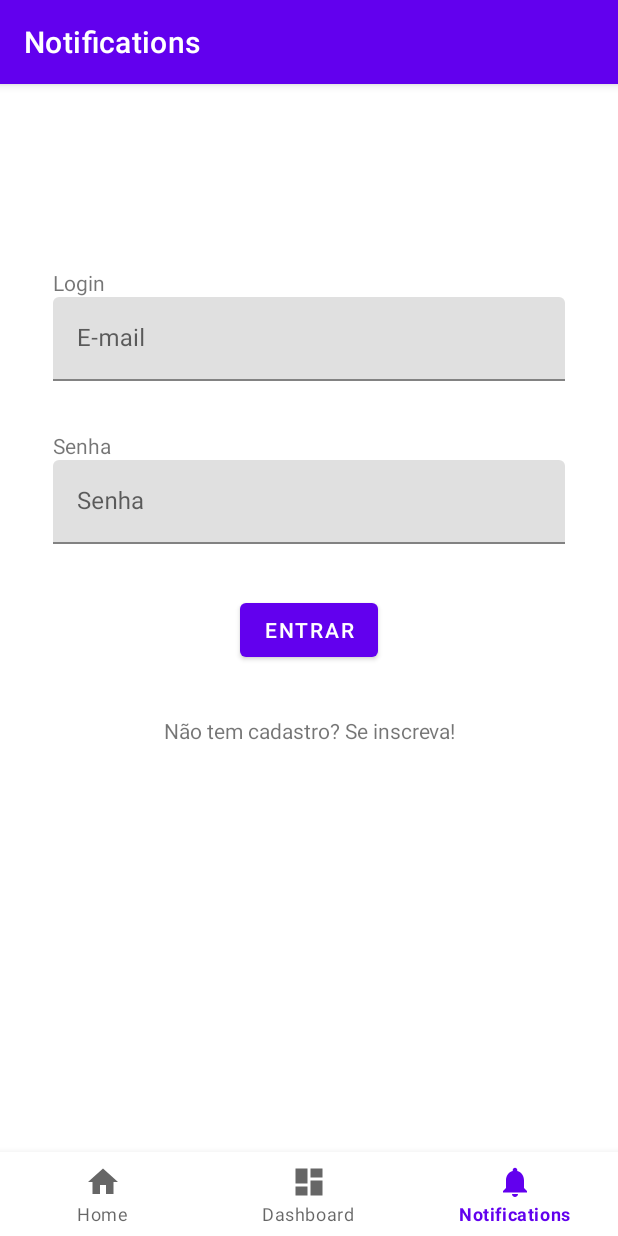
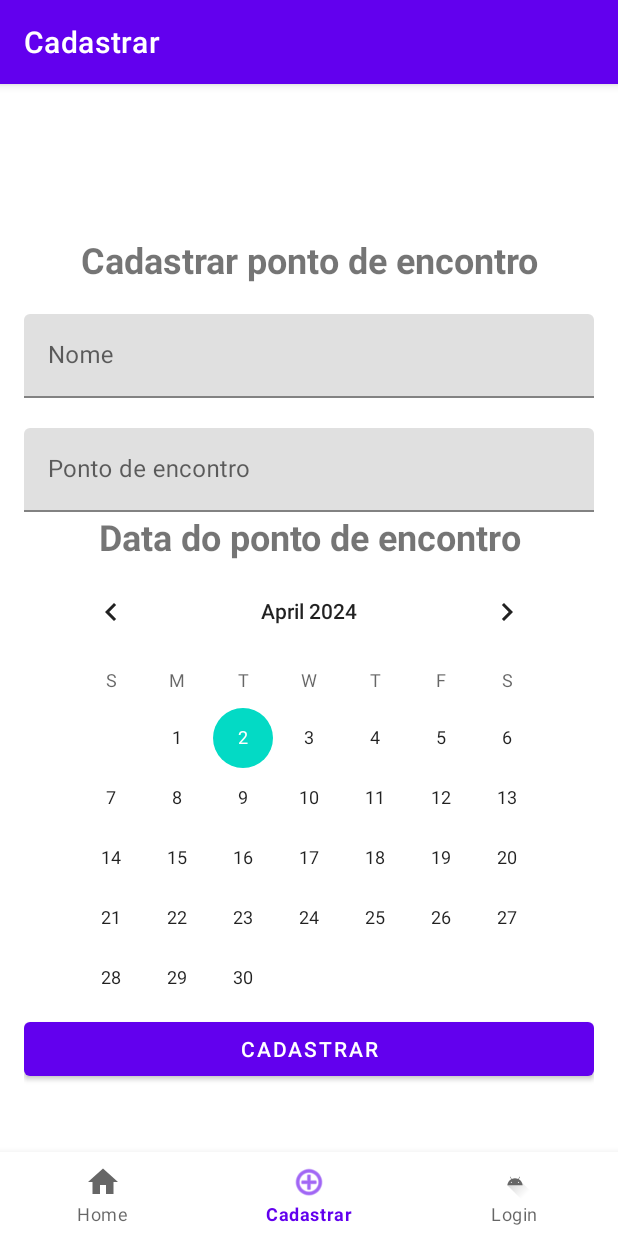
Before and after one commit to marcosbarross/letsGoApp, an Android app: the cadastroEncontro screen opened through its navigation route, on a phone screen of 412 x 824 dp. Run offline under Robolectric (Android 15) with nearby library versions, the phone set to English and light mode, and no system bars; our stand-ins replace navigation-ui.

Commit message:
Adiciona tela de cadastro de usuário

```diff
--- a/letsGoApp/app/src/main/java/com/example/letsgoapp/MainActivity.kt
+++ b/letsGoApp/app/src/main/java/com/example/letsgoapp/MainActivity.kt
@@ -26,7 +26,7 @@ class MainActivity : AppCompatActivity() {
         // menu should be considered as top level destinations.
         val appBarConfiguration = AppBarConfiguration(
             setOf(
-                R.id.navigation_home, R.id.navigation_dashboard, R.id.navigation_notifications
+                R.id.navigation_home, R.id.navigation_cadastro_ponto, R.id.navigation_login_usuario
             )
         )
         setupActionBarWithNavController(navController, appBarConfiguration)
--- a/letsGoApp/app/src/main/java/com/example/letsgoapp/ui/notifications/NotificationsFragment.kt
+++ b/letsGoApp/app/src/main/java/com/example/letsgoapp/ui/encontro/cadastroEncontro.kt
@@ -1,17 +1,15 @@
-package com.example.letsgoapp.ui.notifications
+package com.example.letsgoapp.ui.encontro
 
 import android.os.Bundle
 import android.view.LayoutInflater
 import android.view.View
 import android.view.ViewGroup
-import android.widget.TextView
 import androidx.fragment.app.Fragment
-import com.example.letsgoapp.databinding.FragmentNotificationsBinding
+import com.example.letsgoapp.databinding.FragmentCadastroEncontroBinding
 
-class NotificationsFragment : Fragment() {
+class cadastroEncontro : Fragment() {
 
-    private var _binding: FragmentNotificationsBinding? = null
-
+    private var _binding: FragmentCadastroEncontroBinding? = null
     private val binding get() = _binding!!
 
     override fun onCreateView(
@@ -19,7 +17,7 @@ class NotificationsFragment : Fragment() {
         container: ViewGroup?,
         savedInstanceState: Bundle?
     ): View {
-        _binding = FragmentNotificationsBinding.inflate(inflater, container, false)
+        _binding = FragmentCadastroEncontroBinding.inflate(inflater, container, false)
         val root: View = binding.root
 
         return root
--- a/letsGoApp/app/src/main/res/layout/activity_main.xml
+++ b/letsGoApp/app/src/main/res/layout/activity_main.xml
@@ -3,8 +3,7 @@
     xmlns:app="http://schemas.android.com/apk/res-auto"
     android:id="@+id/container"
     android:layout_width="match_parent"
-    android:layout_height="match_parent"
-    android:paddingTop="?attr/actionBarSize">
+    android:layout_height="match_parent">
 
     <com.google.android.material.bottomnavigation.BottomNavigationView
         android:id="@+id/nav_view"
--- a/letsGoApp/app/src/main/res/layout/fragment_dashboard.xml
+++ b/letsGoApp/app/src/main/res/layout/fragment_cadastro_encontro.xml
@@ -5,7 +5,7 @@
     android:layout_width="match_parent"
     android:layout_height="match_parent"
     android:fillViewport="true"
-    tools:context=".ui.dashboard.DashboardFragment">
+    tools:context=".ui.encontro.cadastroEncontro">
 
     <LinearLayout
         android:layout_width="match_parent"
--- a/letsGoApp/app/src/main/res/layout/fragment_notifications.xml
+++ b/letsGoApp/app/src/main/res/layout/fragment_login_usuario.xml
@@ -5,7 +5,7 @@
     xmlns:tools="http://schemas.android.com/tools"
     android:layout_width="match_parent"
     android:layout_height="match_parent"
-    tools:context=".ui.notifications.NotificationsFragment">
+    tools:context=".ui.usuario.LoginUsuarioFragment">
 
     <LinearLayout
         android:layout_width="match_parent"
@@ -26,17 +26,12 @@
             android:layout_height="wrap_content"
             android:text="Login" />
 
-        <com.google.android.material.textfield.TextInputLayout
+        <EditText
+            android:id="@+id/editTextTextEmailAddress"
             android:layout_width="match_parent"
-            android:layout_height="wrap_content">
-
-            <com.google.android.material.textfield.TextInputEditText
-                android:id="@+id/emailInput"
-                android:layout_width="match_parent"
-                android:layout_height="wrap_content"
-                android:hint="E-mail" />
-
-        </com.google.android.material.textfield.TextInputLayout>
+            android:layout_height="wrap_content"
+            android:ems="10"
+            android:inputType="textEmailAddress" />
 
         <Space
             android:layout_width="match_parent"
@@ -48,17 +43,12 @@
             android:layout_height="wrap_content"
             android:text="Senha" />
 
-        <com.google.android.material.textfield.TextInputLayout
+        <EditText
+            android:id="@+id/editTextTextPassword"
             android:layout_width="match_parent"
-            android:layout_height="wrap_content">
-
-            <com.google.android.material.textfield.TextInputEditText
-                android:id="@+id/passwordInput"
-                android:layout_width="match_parent"
-                android:layout_height="wrap_content"
-                android:hint="Senha" />
-
-        </com.google.android.material.textfield.TextInputLayout>
+            android:layout_height="wrap_content"
+            android:ems="10"
+            android:inputType="textPassword" />
 
         <Space
             android:layout_width="match_parent"
--- a/letsGoApp/app/src/main/res/menu/bottom_nav_menu.xml
+++ b/letsGoApp/app/src/main/res/menu/bottom_nav_menu.xml
@@ -7,13 +7,13 @@
         android:title="@string/title_home" />
 
     <item
-        android:id="@+id/navigation_dashboard"
-        android:icon="@drawable/ic_dashboard_black_24dp"
+        android:id="@+id/navigation_cadastro_ponto"
+        android:icon="@android:drawable/ic_menu_add"
         android:title="@string/title_dashboard" />
 
     <item
-        android:id="@+id/navigation_notifications"
-        android:icon="@drawable/ic_notifications_black_24dp"
+        android:id="@+id/navigation_login_usuario"
+        android:icon="@drawable/ic_launcher_foreground"
         android:title="@string/title_notifications" />
 
 </menu>
--- a/letsGoApp/app/src/main/res/navigation/mobile_navigation.xml
+++ b/letsGoApp/app/src/main/res/navigation/mobile_navigation.xml
@@ -12,14 +12,25 @@
         tools:layout="@layout/fragment_home" />
 
     <fragment
-        android:id="@+id/navigation_dashboard"
-        android:name="com.example.letsgoapp.ui.dashboard.DashboardFragment"
+        android:id="@+id/navigation_cadastro_ponto"
+        android:name="com.example.letsgoapp.ui.encontro.cadastroEncontro"
         android:label="@string/title_dashboard"
-        tools:layout="@layout/fragment_dashboard" />
+        tools:layout="@layout/fragment_cadastro_encontro" />
 
     <fragment
-        android:id="@+id/navigation_notifications"
-        android:name="com.example.letsgoapp.ui.notifications.NotificationsFragment"
+        android:id="@+id/navigation_login_usuario"
+        android:name="com.example.letsgoapp.ui.usuario.LoginUsuarioFragment"
         android:label="@string/title_notifications"
-        tools:layout="@layout/fragment_notifications" />
+        tools:layout="@layout/fragment_login_usuario" />
+
+    <fragment
+        android:id="@+id/navigation_cadastro_usuario"
+        android:name="com.example.letsgoapp.ui.usuario.cadastroUsuario"
+        android:label="@string/title_cadastro_usuario"
+        tools:layout="@layout/fragment_cadastro_usuario"
+        />
+
+    <action
+        android:id="@+id/action_login_to_cadastro_usuario"
+        app:destination="@id/navigation_cadastro_usuario" />
 </navigation>
--- a/letsGoApp/app/src/main/res/values/strings.xml
+++ b/letsGoApp/app/src/main/res/values/strings.xml
@@ -1,15 +1,15 @@
 <resources>
     <string name="app_name">LetsGoApp</string>
     <string name="title_home">Home</string>
-    <string name="title_dashboard">Dashboard</string>
-    <string name="title_notifications">Notifications</string>
-    <string name="title_activity_login">LoginActivity</string>
-    <string name="prompt_email">Email</string>
-    <string name="prompt_password">Password</string>
-    <string name="action_sign_in">Sign in or register</string>
-    <string name="action_sign_in_short">Sign in</string>
-    <string name="welcome">"Welcome !"</string>
-    <string name="invalid_username">Not a valid username</string>
-    <string name="invalid_password">Password must be >5 characters</string>
-    <string name="login_failed">"Login failed"</string>
+    <string name="title_dashboard">Cadastrar</string>
+    <string name="title_notifications">Login</string>
+    <string name="title_cadastro_usuario">Cadastro</string>
+
+    <string name="prompt_email">Enter your email</string>
+    <string name="prompt_password">Enter your password</string>
+    <string name="action_sign_in">Sign In</string>
+    <string name="action_sign_in_short">Sign In</string>
+    <!-- TODO: Remove or change this placeholder text -->
+    <string name="hello_blank_fragment">Hello blank fragment</string>
+
 </resources>
```
Also changed, not shown: letsGoApp/app/src/main/java/com/example/letsgoapp/ui/dashboard/DashboardFragment.kt (deleted, +0 -34 lines), letsGoApp/app/src/main/java/com/example/letsgoapp/ui/usuario/LoginUsuarioFragment.kt (added, +41 -0 lines), letsGoApp/app/src/main/java/com/example/letsgoapp/ui/usuario/cadastroUsuario.kt (added, +60 -0 lines), letsGoApp/app/src/main/res/layout-w1240dp/activity_login.xml (deleted, +0 -72 lines), letsGoApp/app/src/main/res/layout-w936dp/activity_login.xml (deleted, +0 -79 lines), letsGoApp/app/src/main/res/layout/activity_login.xml (deleted, +0 -86 lines), letsGoApp/app/src/main/res/layout/fragment_cadastro_usuario.xml (added, +105 -0 lines).
